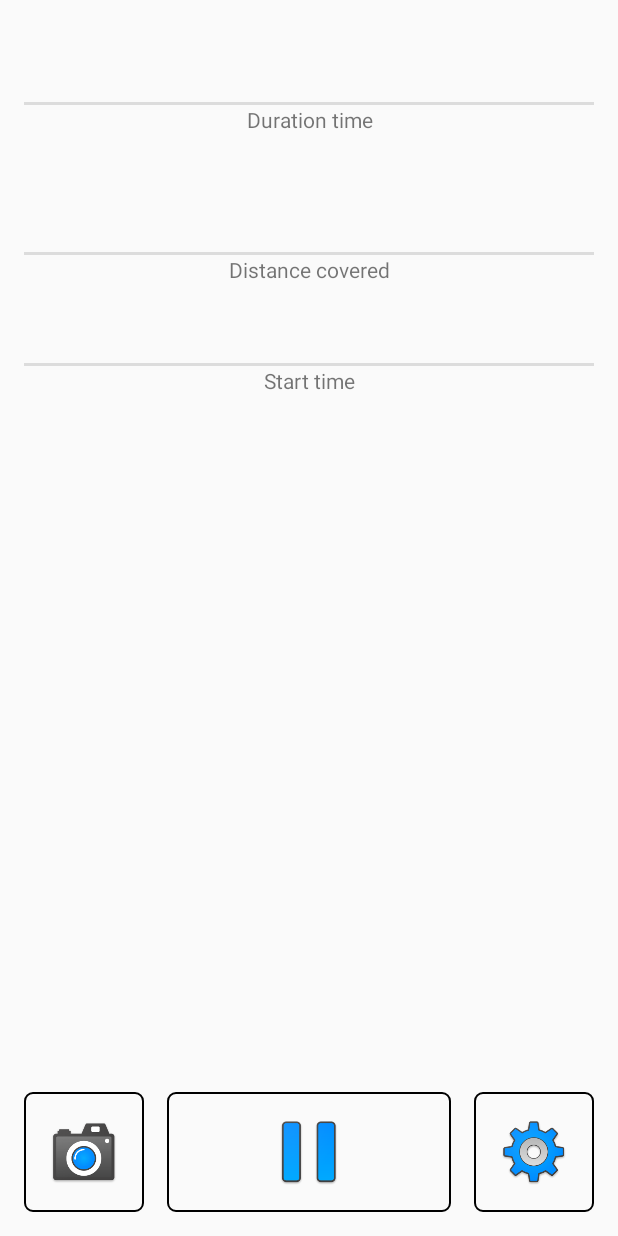
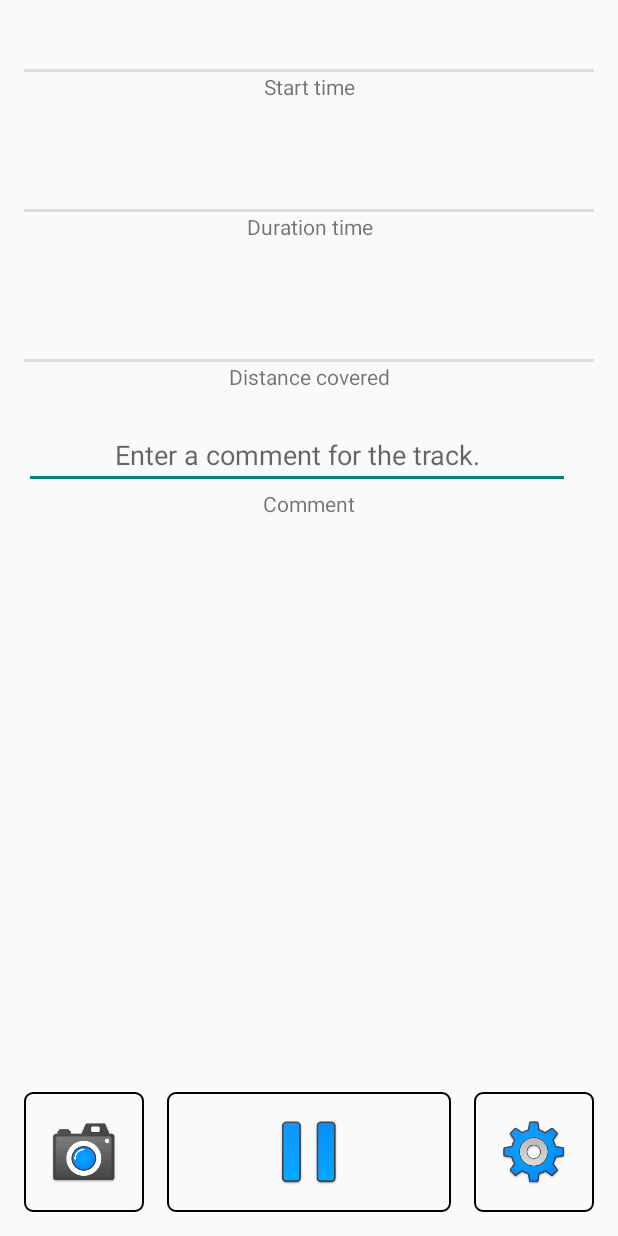
Before and after one commit to AppsCDN/PhotoTracker, an Android app: the RunningTrackShortInfoFragment screen opened directly, with no data from a screen before it, on a phone screen of 412 x 824 dp. Run offline under Robolectric (Android 15) with nearby library versions, the phone set to English and light mode, and no system bars; 2 statements that could not run were skipped.

Commit message:
Track List activity added. Some db changes. and etc.

```diff
--- a/app/build.gradle
+++ b/app/build.gradle
@@ -27,4 +27,5 @@ dependencies {
     androidTestImplementation 'com.android.support.test.espresso:espresso-core:2.2.2'
     implementation 'com.google.android.gms:play-services-maps:11.8.0'
     implementation 'com.google.code.gson:gson:2.2.4'
+    implementation 'com.android.support:recyclerview-v7:26.0.0-beta1'
 }
--- a/app/src/main/AndroidManifest.xml
+++ b/app/src/main/AndroidManifest.xml
@@ -28,6 +28,10 @@
             android:name=".RunningTrackPagerActivity"
             android:theme="@style/NoTitleTheme">
         </activity>
+        <activity
+            android:name=".TrackListActivity"
+            android:theme="@style/NoTitleTheme">
+        </activity>
         <service android:name=".TrackerGPSService"
                  android:enabled="true" >
         </service>
--- a/app/src/main/java/vitalypanov/phototracker/RunningTrackShortInfoFragment.java
+++ b/app/src/main/java/vitalypanov/phototracker/RunningTrackShortInfoFragment.java
@@ -7,9 +7,12 @@ import android.os.Bundle;
 import android.os.IBinder;
 import android.support.annotation.Nullable;
 import android.support.v4.app.Fragment;
+import android.text.Editable;
+import android.text.TextWatcher;
 import android.view.LayoutInflater;
 import android.view.View;
 import android.view.ViewGroup;
+import android.widget.EditText;
 import android.widget.TextView;
 import android.widget.ImageButton;
 import android.provider.MediaStore;
@@ -32,6 +35,7 @@ public class RunningTrackShortInfoFragment  extends Fragment implements ViewPage
     private TextView mStartTimeTextView;
     private TextView mDurationTimeTextView;
     private TextView mDistanceTextView;
+    private EditText mCommentEditText;
 
     private ImageButton mPhotoButton;
     private ImageButton mPauseButton;
@@ -82,6 +86,26 @@ public class RunningTrackShortInfoFragment  extends Fragment implements ViewPage
         mDurationTimeTextView= (TextView)v.findViewById(R.id.duration_time_text_view);
         mDistanceTextView= (TextView)v.findViewById(R.id.distance_text_view);
 
+        mCommentEditText= (EditText) v.findViewById(R.id.comment_text);
+        mCommentEditText.addTextChangedListener(new TextWatcher() {
+            @Override
+            public void beforeTextChanged(CharSequence charSequence, int i, int i1, int i2) {
+
+            }
+
+            @Override
+            public void onTextChanged(CharSequence s, int i, int i1, int i2) {
+                if (mService!=null && mService.getCurrentTrack() !=null){
+                    mService.getCurrentTrack().setComment(s.toString());
+                }
+            }
+
+            @Override
+            public void afterTextChanged(Editable editable) {
+
+            }
+        });
+
         mPhotoButton = (ImageButton) v.findViewById(R.id.track_photo);
         mPhotoButton.setOnClickListener(new View.OnClickListener() {
             @Override
@@ -98,8 +122,9 @@ public class RunningTrackShortInfoFragment  extends Fragment implements ViewPage
             @Override
             public void onClick(View view) {
                 stopTrack();
-                Intent intent = StartScreenActivity.newIntent(getActivity());
-                startActivity(intent);
+                getActivity().finish(); // StartScreenActivity is already exists on the background of current activity
+                //Intent intent = StartScreenActivity.newIntent(getActivity());
+                //startActivity(intent);
             }
         });
 
@@ -175,8 +200,9 @@ public class RunningTrackShortInfoFragment  extends Fragment implements ViewPage
             public void run() {
                 clearControls();
                 mStartTimeTextView.setText(mService.getCurrentTrack().getStartTimeFormatted());
-                mDurationTimeTextView.setText(mService.getCurrentTrack().getDurationTimeFormatted());
-                mDistanceTextView.setText(String.valueOf(mService.getCurrentTrack().getDistanceFormatted()));;
+                mDurationTimeTextView.setText(mService.getCurrentTrack().getDurationTimeStillRunningFormatted());
+                mService.getCurrentTrack().recalcDistance();
+                mDistanceTextView.setText(String.valueOf(mService.getCurrentTrack().getDistanceFormatted()));
             }
         });
 
--- a/app/src/main/java/vitalypanov/phototracker/TrackerGPSService.java
+++ b/app/src/main/java/vitalypanov/phototracker/TrackerGPSService.java
@@ -61,7 +61,7 @@ public class TrackerGPSService extends Service  implements LocationListener {
     private static final long MIN_DISTANCE_CHANGE_FOR_UPDATES = 10; //  meters
 
     // The minimum time between updates in milliseconds
-    private static final long MIN_TIME_BW_UPDATES = 1000 * 20; // seconds
+    private static final long MIN_TIME_BW_UPDATES = 1000 * 10; // seconds
 
     // Declaring a Location Manager
     protected LocationManager locationManager;
@@ -138,6 +138,8 @@ public class TrackerGPSService extends Service  implements LocationListener {
 
     @Override
     public void onDestroy() {
+        currentTrack.setEndTime(Calendar.getInstance().getTime());
+        currentTrack.setEndTime(Calendar.getInstance().getTime());
         // Last update data in db before exiting from service
         TrackDbHelper.get(getApplicationContext()).updateTrack(currentTrack);
         super.onDestroy();
--- a/app/src/main/java/vitalypanov/phototracker/database/DbSchema.java
+++ b/app/src/main/java/vitalypanov/phototracker/database/DbSchema.java
@@ -12,6 +12,7 @@ public class DbSchema {
             public static final String START_TIME = "start_time";
             public static final String END_TIME  ="end_time";
             public static final String COMMENT = "comment";
+            public static final String DISTANCE = "distance";
             public static final String TRACK_DATA = "track_data";
         }
     }
--- a/app/src/main/java/vitalypanov/phototracker/database/DbSchemaHelper.java
+++ b/app/src/main/java/vitalypanov/phototracker/database/DbSchemaHelper.java
@@ -25,6 +25,7 @@ public class DbSchemaHelper extends SQLiteOpenHelper{
                 TracksTable.Cols.UUID +", " +
                 TracksTable.Cols.START_TIME +", " +
                 TracksTable.Cols.END_TIME +", " +
+                TracksTable.Cols.DISTANCE +" real, " +
                 TracksTable.Cols.COMMENT +", " +
                 TracksTable.Cols.TRACK_DATA +
                 ")"
--- a/app/src/main/java/vitalypanov/phototracker/model/TrackList.java
+++ b/app/src/main/java/vitalypanov/phototracker/model/TrackList.java
@@ -23,11 +23,15 @@ public class TrackList {
         }
         return mContainer;
     }
+
     private TrackList(){
         mTracks = new ArrayList<Track>();
         generateTestArray();
     }
 
+    public List<Track> getTrackList(){
+        return mTracks;
+    }
     /**
      * Generating some test tracks...
      */
--- a/app/src/main/res/layout/fragment_shortinfo_running_track.xml
+++ b/app/src/main/res/layout/fragment_shortinfo_running_track.xml
@@ -5,6 +5,23 @@
     android:layout_width="match_parent"
     android:layout_height="match_parent"
     android:padding="16dp">
+
+    <TextView
+        android:id="@+id/start_time_text_view"
+        style="?android:attr/listSeparatorTextViewStyle"
+        android:layout_width="match_parent"
+        android:layout_height="wrap_content"
+        android:text=""
+        android:textAlignment="center"/>
+    <TextView
+        android:layout_width="match_parent"
+        android:layout_height="wrap_content"
+        android:text="@string/track_start_time"
+        android:textAlignment="center"/>
+    <FrameLayout
+        android:layout_width="match_parent"
+        android:layout_height="20dp">
+    </FrameLayout>
 
     <TextView
         android:id="@+id/duration_time_text_view"
@@ -38,18 +55,17 @@
         android:layout_height="20dp">
     </FrameLayout>
 
-    <TextView
-        android:id="@+id/start_time_text_view"
-        style="?android:attr/listSeparatorTextViewStyle"
+    <EditText
+        android:id="@+id/comment_text"
         android:layout_width="match_parent"
         android:layout_height="wrap_content"
-        android:text=""
-        android:textSize="25sp"
-        android:textAlignment="center"/>
+        android:layout_marginRight="16dp"
+        android:textAlignment="center"
+        android:hint="@string/track_comment_hint"/>
     <TextView
         android:layout_width="match_parent"
         android:layout_height="wrap_content"
-        android:text="@string/track_start_time"
+        android:text="@string/track_comment"
         android:textAlignment="center"/>
     <FrameLayout
         android:layout_width="match_parent"
--- /dev/null
+++ b/app/src/main/res/layout/fragment_track_list.xml
@@ -0,0 +1,6 @@
+<?xml version="1.0" encoding="utf-8"?>
+<android.support.v7.widget.RecyclerView xmlns:android="http://schemas.android.com/apk/res/android"
+    android:id = "@+id/crime_recycler_view"
+    android:layout_width="match_parent"
+    android:layout_height="match_parent">
+</android.support.v7.widget.RecyclerView>
--- a/app/src/main/res/values/strings.xml
+++ b/app/src/main/res/values/strings.xml
@@ -9,5 +9,8 @@
     <string name="track_time">Duration time</string>
     <string name="track_distance">Distance covered</string>
     <string name="track_images">Images</string>
+    <string name="track_comment">Comment</string>
+    <string name="track_comment_hint">Enter a comment for the track.</string>
     <string name="track_start_tooltip">Start recording track...</string>
+    <string name="action_track_list">Track list</string>
 </resources>
```
Also changed, not shown: app/src/main/java/vitalypanov/phototracker/StartScreenFragment.java (+11 -0 lines), app/src/main/java/vitalypanov/phototracker/TrackListActivity.java (added, +23 -0 lines), app/src/main/java/vitalypanov/phototracker/TrackListFragment.java (added, +124 -0 lines), app/src/main/java/vitalypanov/phototracker/database/TrackCursorWrapper.java (added, +44 -0 lines), app/src/main/java/vitalypanov/phototracker/database/TrackDbHelper.java (+33 -1 lines), app/src/main/java/vitalypanov/phototracker/model/Track.java (+30 -3 lines), app/src/main/res/layout/fragment_start_screen.xml (+16 -0 lines), app/src/main/res/layout/list_item_track.xml (added, +40 -0 lines).
